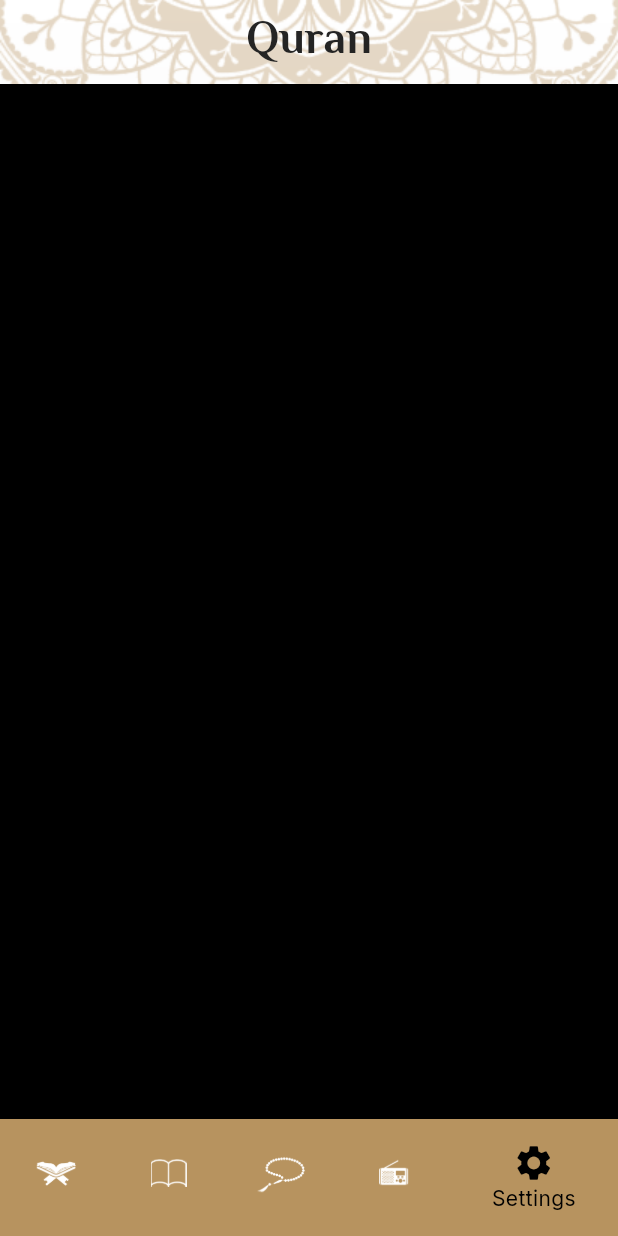
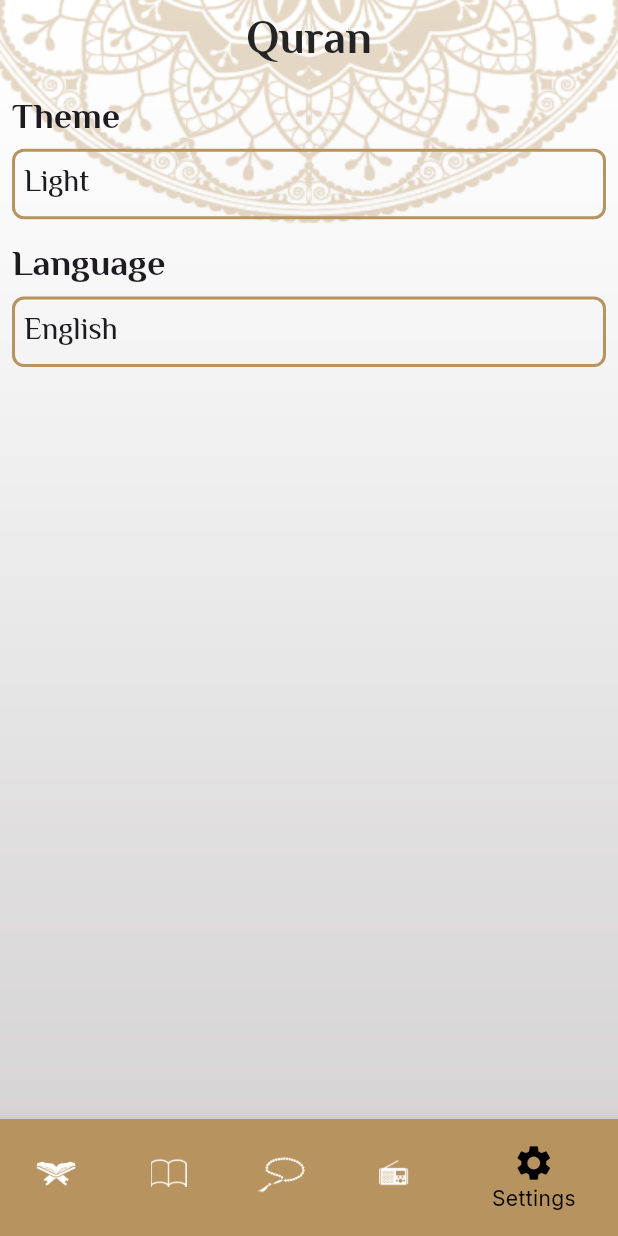
Before and after one commit to MuhammadAliAbdulKareem/Quran-App, a Flutter app: the screen it shows after launch, item 5 of the bottom bar chosen, on a phone screen of 412 x 824 dp. Run offline on Flutter 3.47's test engine with Material 3 defaults, Android fonts, the phone set to English and light mode, and no system bars; our stand-ins replace google_fonts.

Commit message:
Finished Setting Tab UI

```diff
--- a/quran_app/lib/config/theme/my_theme.dart
+++ b/quran_app/lib/config/theme/my_theme.dart
@@ -27,6 +27,10 @@ class MyTheme {
       unselectedItemColor: Colors.white,
       showUnselectedLabels: false,
     ),
+    bottomSheetTheme: const BottomSheetThemeData(
+      elevation: 12.0,
+      backgroundColor: ColorsManager.goldColor,
+    ),
     textTheme: TextTheme(
       labelMedium: GoogleFonts.elMessiri(
         fontSize: 22,
@@ -38,6 +42,18 @@ class MyTheme {
         fontWeight: FontWeight.w400,
         color: const Color(0xff242424),
       ),
+      headlineMedium: GoogleFonts.elMessiri(
+        fontSize: 24.0,
+        fontWeight: FontWeight.w700,
+      ),
+      headlineSmall: GoogleFonts.elMessiri(
+        fontSize: 20.0,
+        fontWeight: FontWeight.w500,
+      ),
+      displayLarge: GoogleFonts.elMessiri(
+        fontSize: 28.0,
+        fontWeight: FontWeight.w700,
+      ),
     ),
     dividerColor: ColorsManager.goldColor,
   );
--- a/quran_app/lib/core/colors_manager.dart
+++ b/quran_app/lib/core/colors_manager.dart
@@ -2,4 +2,6 @@ import 'package:flutter/material.dart';
 
 class ColorsManager {
   static const Color goldColor = Color(0xffB7935F);
+  static const Color white = Colors.white;
+  static const Color black = Colors.black;
 }
--- a/quran_app/lib/presentation/screens/home/tabs/setting_tab/settings_tab.dart
+++ b/quran_app/lib/presentation/screens/home/tabs/setting_tab/settings_tab.dart
@@ -1,12 +1,88 @@
 import 'package:flutter/material.dart';
+import 'package:quran_app/presentation/screens/home/tabs/setting_tab/widgets/language_bottom_sheet%20copy.dart';
+
+import 'widgets/theme_bottom_sheet.dart';
 
 class SettingsTab extends StatelessWidget {
   const SettingsTab({super.key});
 
   @override
   Widget build(BuildContext context) {
-    return const Scaffold(
-      backgroundColor: Colors.black,
+    Size screenSize = MediaQuery.of(context).size;
+    return Padding(
+      padding: const EdgeInsets.all(8.0),
+      child: Column(
+        crossAxisAlignment: CrossAxisAlignment.stretch,
+        children: [
+          Text(
+            'Theme',
+            style: Theme.of(context).textTheme.headlineMedium,
+          ),
+          SizedBox(
+            height: screenSize.height * 0.005,
+          ),
+          InkWell(
+            onTap: () => showThemeBottomSheet(context: context),
+            child: Container(
+              padding:
+                  const EdgeInsets.symmetric(vertical: 8.0, horizontal: 6.0),
+              decoration: BoxDecoration(
+                borderRadius: BorderRadius.circular(8.0),
+                border: Border.all(
+                  color: Theme.of(context).primaryColor,
+                  width: 2.0,
+                ),
+              ),
+              child: Text(
+                'Light',
+                style: Theme.of(context).textTheme.headlineSmall,
+              ),
+            ),
+          ),
+          SizedBox(
+            height: screenSize.height * 0.02,
+          ),
+          Text(
+            'Language',
+            style: Theme.of(context).textTheme.headlineMedium,
+          ),
+          SizedBox(
+            height: screenSize.height * 0.005,
+          ),
+          InkWell(
+            onTap: () => showLanguageBottomSheet(context: context),
+            child: Container(
+              padding:
+                  const EdgeInsets.symmetric(vertical: 8.0, horizontal: 6.0),
+              decoration: BoxDecoration(
+                borderRadius: BorderRadius.circular(8.0),
+                border: Border.all(
+                  color: Theme.of(context).primaryColor,
+                  width: 2.0,
+                ),
+              ),
+              child: Text(
+                'English',
+                style: Theme.of(context).textTheme.headlineSmall,
+              ),
+            ),
+          ),
+        ],
+      ),
+    );
+  }
+
+  void showThemeBottomSheet({required BuildContext context}) {
+    showModalBottomSheet(
+      context: context,
+      builder: (_) => const ThemeBottomSheet(),
+    );
+  }
+
+  void showLanguageBottomSheet({required BuildContext context}) {
+    showModalBottomSheet(
+      context: context,
+      builder: (_) => const LanguageBottomSheet(),
     );
   }
 }
```
Also changed, not shown: quran_app/lib/presentation/screens/home/tabs/setting_tab/widgets/language_bottom_sheet copy.dart (added, +52 -0 lines), quran_app/lib/presentation/screens/home/tabs/setting_tab/widgets/theme_bottom_sheet.dart (added, +51 -0 lines).
